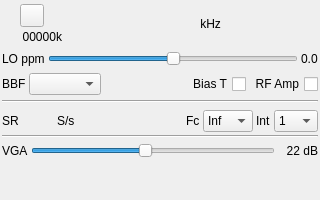
This is plugins/samplesink/hackrfoutput/hackrfoutputgui.ui in f4exb/sdrangel as Qt 5 draws it before an edit. The edited form follows.
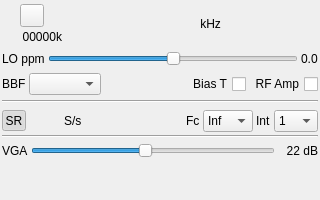
This is the edited form. Icons and pictures are not drawn. Custom widgets are drawn as their Qt base class.

Commit message: HackRF output: implemented baseband or device sample rate input option

Patch:
```diff
--- a/plugins/samplesink/hackrfoutput/hackrfoutputgui.ui
+++ b/plugins/samplesink/hackrfoutput/hackrfoutputgui.ui
@@ -292,16 +292,31 @@
       <number>4</number>
      </property>
      <item>
-      <widget class="QLabel" name="sampleRateLabel">
-       <property name="sizePolicy">
-        <sizepolicy hsizetype="Maximum" vsizetype="Preferred">
-         <horstretch>0</horstretch>
-         <verstretch>0</verstretch>
-        </sizepolicy>
+      <widget class="QToolButton" name="sampleRateMode">
+       <property name="minimumSize">
+        <size>
+         <width>24</width>
+         <height>0</height>
+        </size>
+       </property>
+       <property name="maximumSize">
+        <size>
+         <width>24</width>
+         <height>16777215</height>
+        </size>
+       </property>
+       <property name="toolTip">
+        <string>Toggle between device to host (SR) and base band (BB) sample rate input</string>
        </property>
        <property name="text">
         <string>SR</string>
        </property>
+       <property name="checkable">
+        <bool>true</bool>
+       </property>
+       <property name="checked">
+        <bool>true</bool>
+       </property>
       </widget>
      </item>
      <item>
```
The commit also changes 2 other files.
